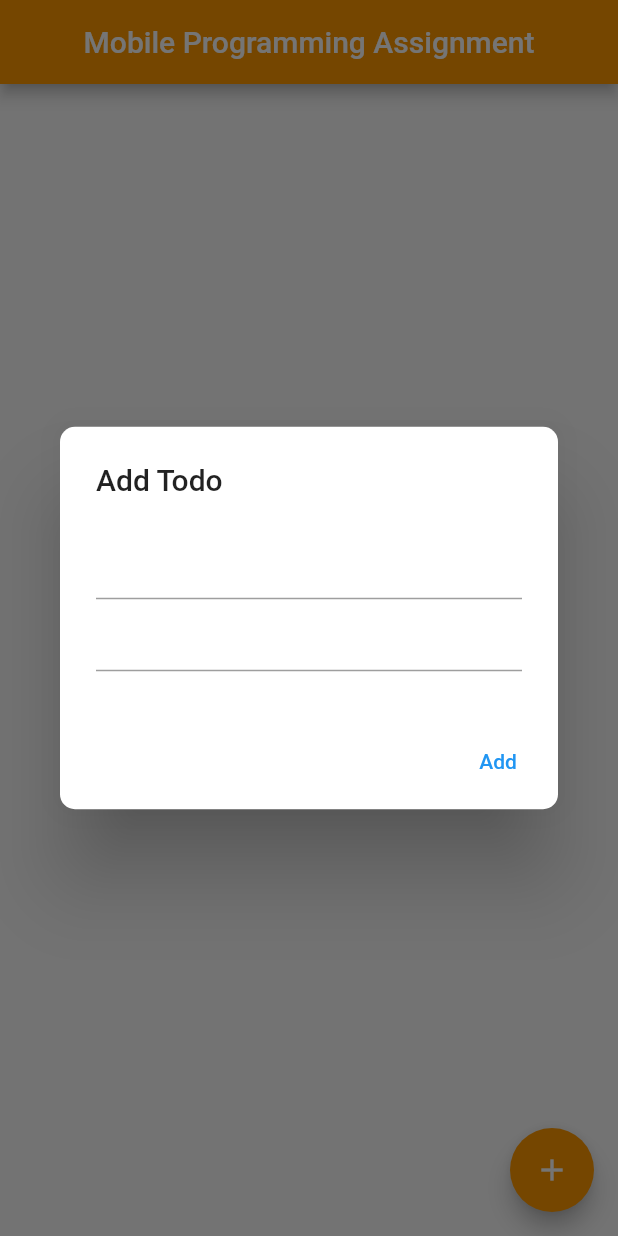
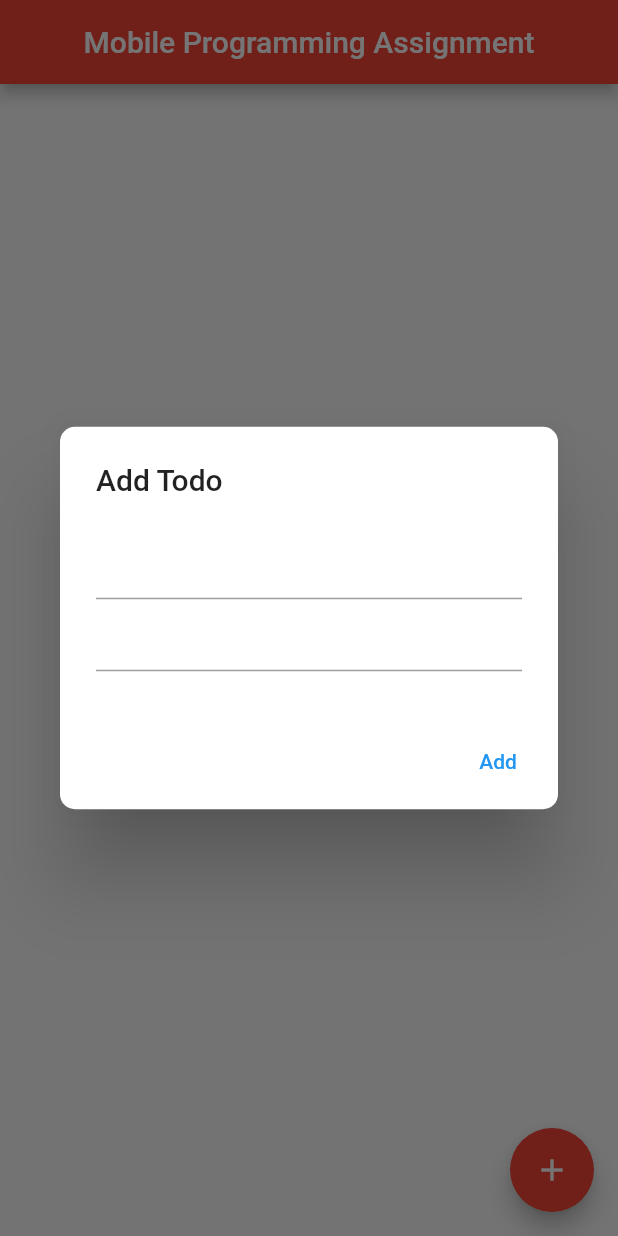
Before and after one commit to jasbirh1996/MobileProgrammingAssignment, a Flutter app: the screen it shows after launch, after a tap on the "add" icon, on a phone screen of 412 x 824 dp. Run offline on Flutter 3.47's test engine with Material 2 defaults, Android fonts, the phone set to English and light mode, and no system bars; our stand-ins replace cloud_firestore, firebase_core; accounts and stored records are empty.

```diff
--- a/lib/main.dart
+++ b/lib/main.dart
@@ -72,7 +72,7 @@ class _MyHomePageState extends State<MyHomePage> {
       appBar: AppBar(
         title: Text(widget.title),
         centerTitle: true,
-        backgroundColor: Colors.orange,
+        backgroundColor: Colors.red,
       ),
       body: StreamBuilder<QuerySnapshot>(
         stream: FirebaseFirestore.instance.collection("MyTodos").snapshots(),
@@ -121,7 +121,7 @@ class _MyHomePageState extends State<MyHomePage> {
         },
       ),
       floatingActionButton: FloatingActionButton(
-        backgroundColor: Colors.orange,
+        backgroundColor: Colors.red,
         onPressed: () {
           showDialog(
               context: context,
```
